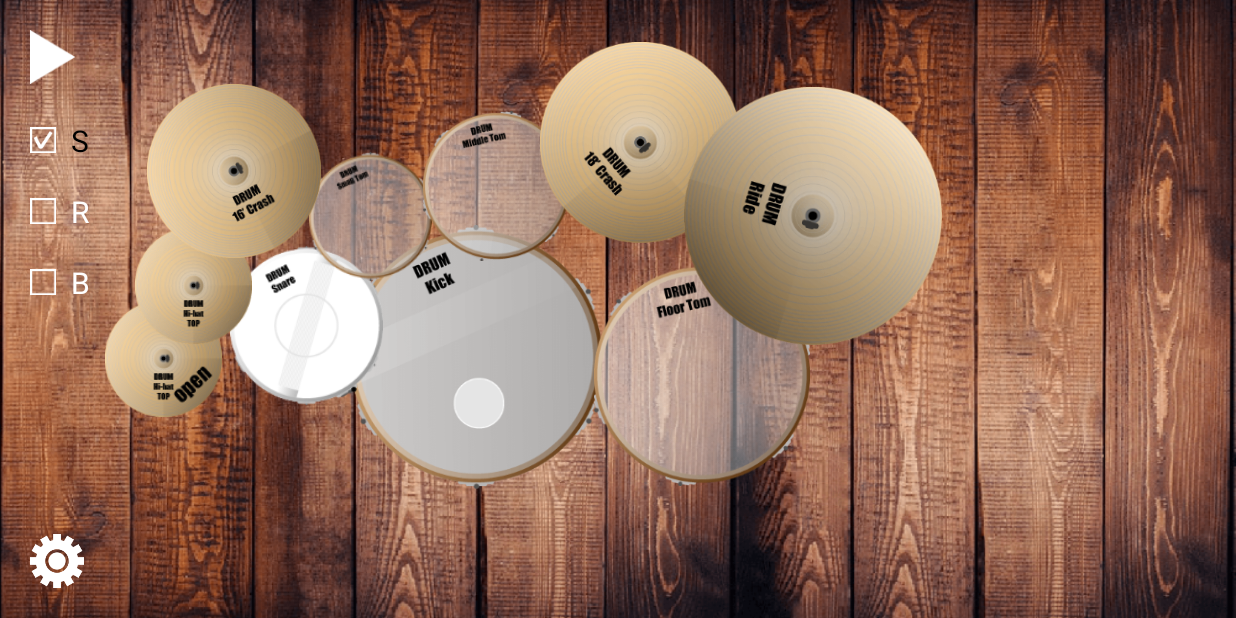
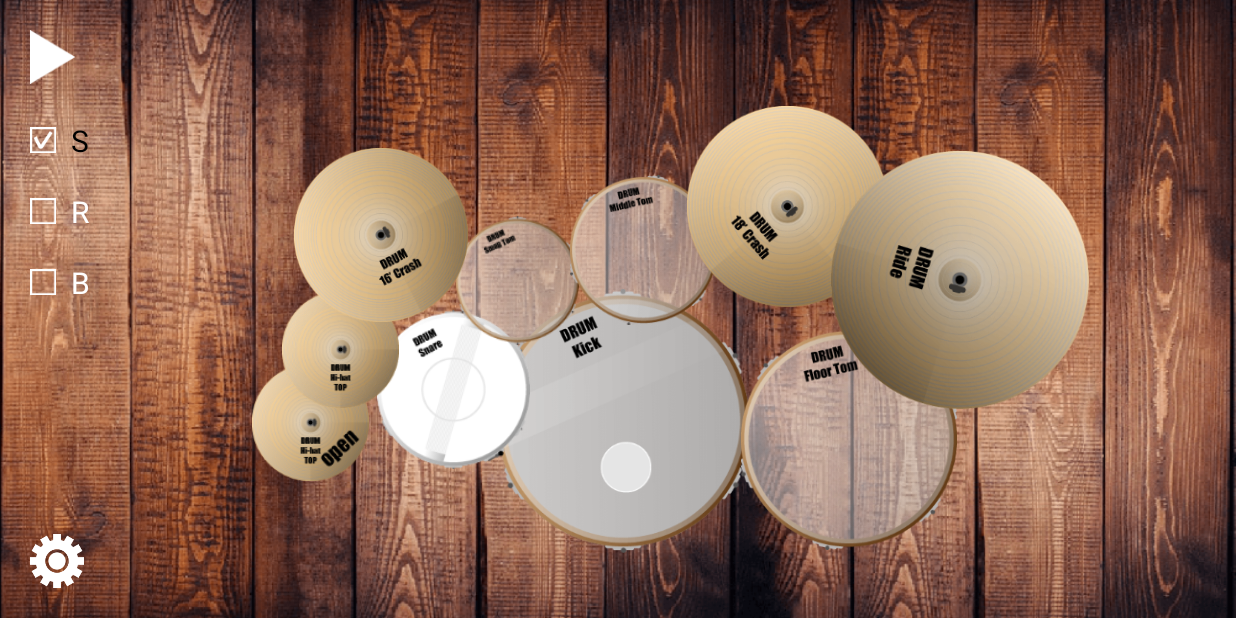
Before and after one commit to true-mind/SwingBeat, an Android app: the DrumActivity screen opened directly, with no data from a screen before it, on a phone screen of 824 x 412 dp (held sideways). Run offline under Robolectric (Android 15) with nearby library versions, the phone set to English and light mode, and no system bars; pictures from the network do not load; Roboto replaces fonts that are not available here; 1 statement that could not run was skipped.

Commit message:
드럼 레이아웃 수정 필요

```diff
--- a/app/src/main/res/layout/activity_drum.xml
+++ b/app/src/main/res/layout/activity_drum.xml
@@ -4,6 +4,11 @@
     android:layout_width="match_parent"
     android:layout_height="match_parent"
     android:background="@drawable/drum_back">
+
+    <FrameLayout
+        android:layout_width="wrap_content"
+        android:layout_height="wrap_content"
+        android:layout_gravity="center">
 
         <ImageButton
             android:layout_marginTop="150dp"
@@ -85,6 +90,8 @@
             android:layout_height="172dp"
             android:background="@drawable/s_drum_ride"/>
 
+    </FrameLayout>
+
     <ImageButton
         android:id="@+id/setting"
         android:layout_width="36dp"
```
Lines whose indentation alone changed are shown as unchanged.
